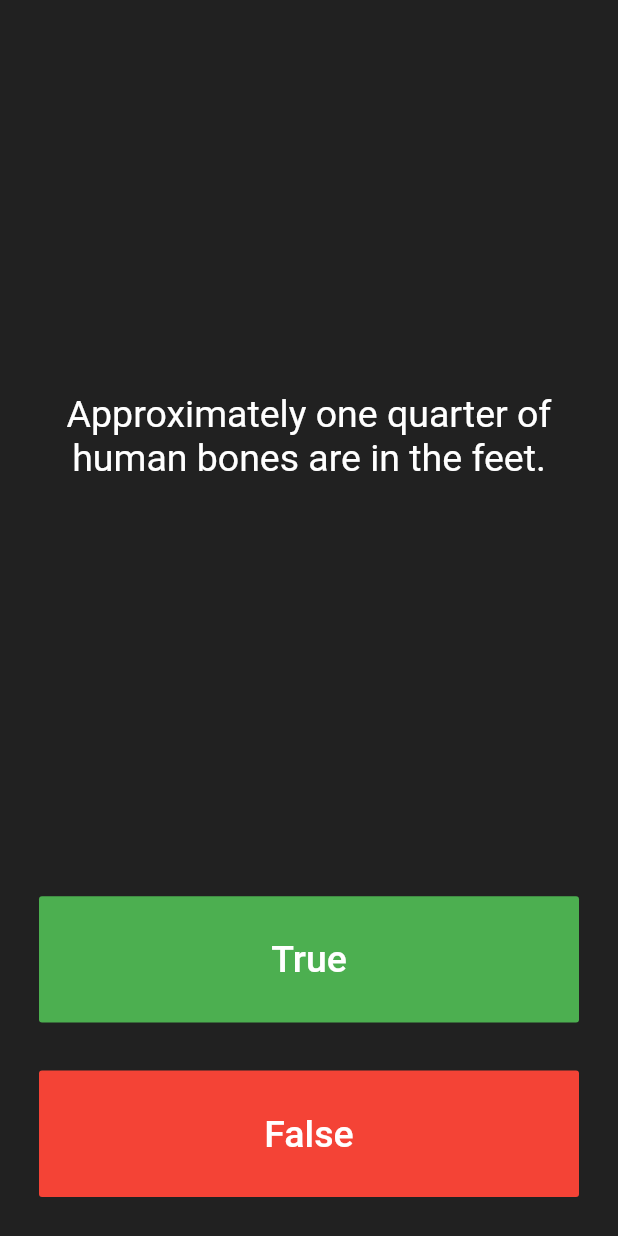
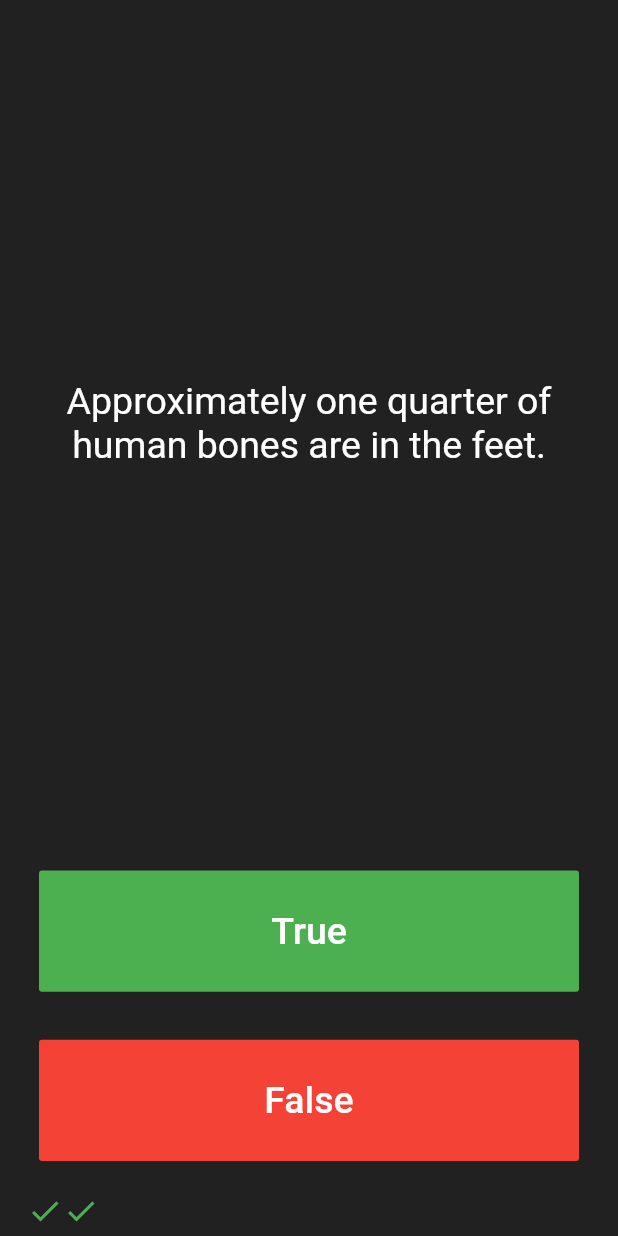
Before and after one commit to ashi31/quizzler-flutter, a Flutter app: the screen it shows after launch, after a tap on "True", after a tap on "False", on a phone screen of 412 x 824 dp. Run offline on Flutter 3.47's test engine with Material 2 defaults, Android fonts, the phone set to English and light mode, and no system bars; our stand-ins replace rflutter_alert.

```diff
--- a/lib/main.dart
+++ b/lib/main.dart
@@ -1,4 +1,5 @@
 import 'package:flutter/material.dart';
+import 'package:rflutter_alert/rflutter_alert.dart';
 
 import 'quiz_brain.dart';
 
@@ -38,6 +39,48 @@ class QuizPage extends StatefulWidget {
 class _QuizPageState extends State<QuizPage> {
   List<Icon> scoreKeeper = [];
 
+  void checkAnswer(bool answerPressed) {
+    bool correctAnswer = quizBrain.getAnswer();
+    setState(() {
+      if (quizBrain.isFinished()) {
+        Alert(
+            context: context,
+            title: "The End",
+            buttons: [
+              DialogButton(
+                child: Text(
+                  "Restart",
+                  style: TextStyle(color: Colors.white, fontSize: 20),
+                ),
+                onPressed: () {
+                  setState(() {
+                    quizBrain.reset();
+                    scoreKeeper.clear();
+                  });
+                  Navigator.of(context).pop();
+                },
+                width: 120,
+              )
+            ],
+            style: AlertStyle(isCloseButton: false))
+            .show();
+      } else {
+        if (correctAnswer == answerPressed) {
+          scoreKeeper.add(Icon(
+            Icons.check,
+            color: Colors.green,
+          ));
+        } else {
+          scoreKeeper.add(Icon(
+            Icons.close,
+            color: Colors.red,
+          ));
+        }
+      }
+      quizBrain.nextQuestion();
+    });
+  }
+
   @override
   Widget build(BuildContext context) {
     return Column(
@@ -75,11 +118,7 @@ class _QuizPageState extends State<QuizPage> {
               ),
               color: Colors.green,
               onPressed: () {
-                bool correctAnswer = quizBrain.getAnswer();
-                if (correctAnswer == true) {}
-                setState(() {
-                  quizBrain.nextQuestion();
-                });
+                checkAnswer(true);
               },
             ),
           ),
@@ -99,11 +138,7 @@ class _QuizPageState extends State<QuizPage> {
               ),
               color: Colors.red,
               onPressed: () {
-                bool correctAnswer = quizBrain.getAnswer();
-                if (correctAnswer == false) {}
-                setState(() {
-                  quizBrain.nextQuestion();
-                });
+                checkAnswer(false);
               },
             ),
           ),
--- a/lib/quiz_brain.dart
+++ b/lib/quiz_brain.dart
@@ -44,4 +44,15 @@ class QuizBrain {
   bool getAnswer() {
     return _questionBank[_questionNumber].questionAnswer;
   }
+
+  bool isFinished() {
+    if (_questionNumber == _questionBank.length - 1) {
+      return true;
+    }
+    return false;
+  }
+
+  void reset() {
+    _questionNumber = 0;
+  }
 }
```
Also changed, not shown: pubspec.yaml (+2 -53 lines), pubspec.lock.
